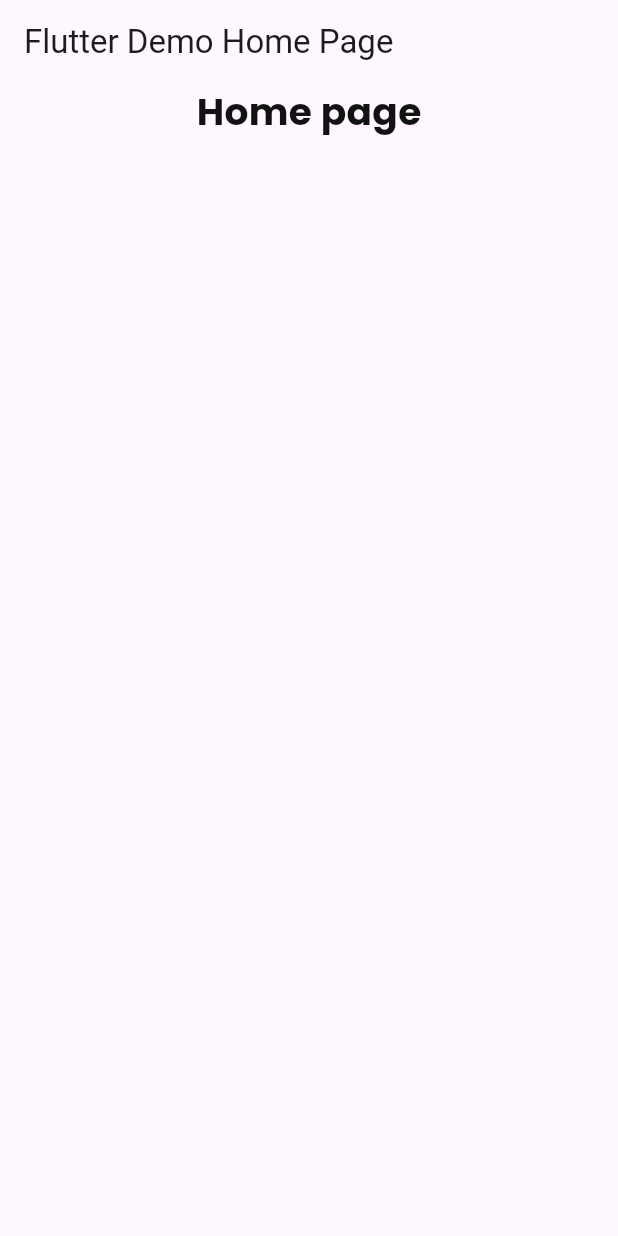
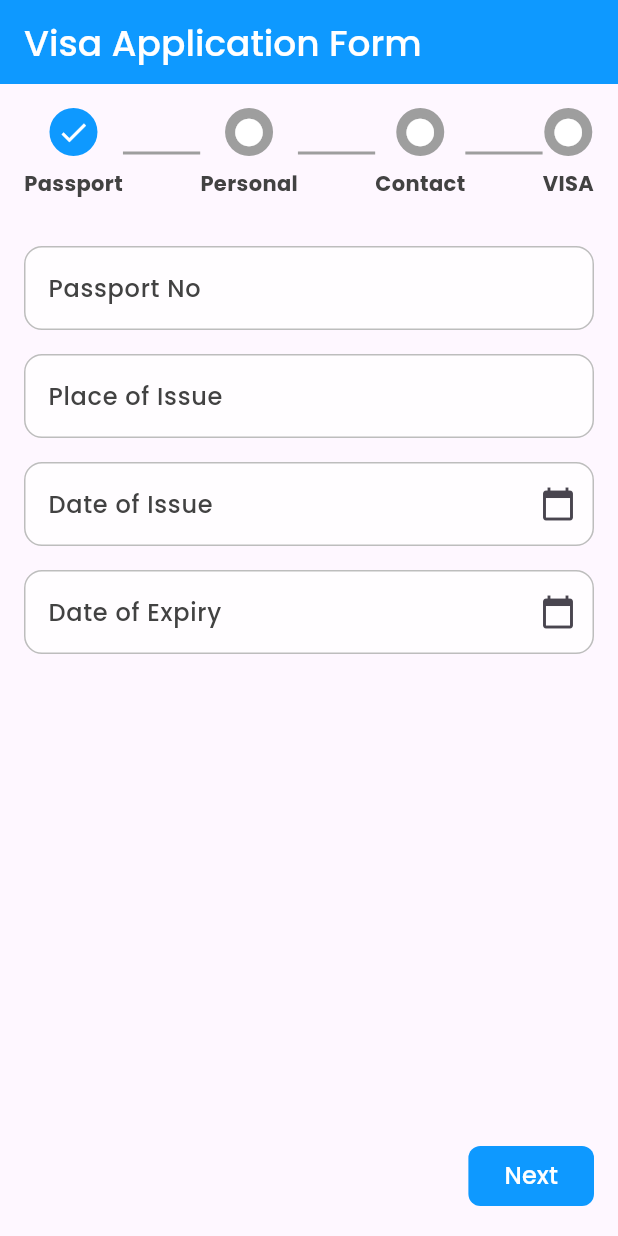
Before and after one commit to SynTec-Techtriathlon/frontend-SynTec_Travilia_VISA, a Flutter app: the screen it shows after launch, on a phone screen of 412 x 824 dp. Run offline on Flutter 3.47's test engine with Material 3 defaults, Android fonts, the phone set to English and light mode, and no system bars; our stand-ins replace google_fonts.

Commit message:
create visa form

```diff
--- a/lib/main.dart
+++ b/lib/main.dart
@@ -1,4 +1,5 @@
 import 'package:flutter/material.dart';
+import 'package:visa_app/ui/application.dart';
 import 'package:visa_app/ui/home.dart';
 
 void main() {
@@ -11,9 +12,9 @@ class MyApp extends StatelessWidget {
 
   @override
   Widget build(BuildContext context) {
-    return const MaterialApp(
+    return MaterialApp(
       title: 'Flutter Demo',
-      home: HomePage(),
+      home: MyFormPage(),
        routes: {
         // '/login': (context) => LoginScreen(),
         // '/home': (context) => HomePage(),
--- a/lib/theme.dart
+++ b/lib/theme.dart
@@ -35,8 +35,8 @@ class Themes {
 TextStyle get subHeadingStyle {
   return GoogleFonts.poppins(
       textStyle: const TextStyle(
-    color: darkGrayClr,
-    fontSize: 24,
+    color: darkHeadClr,
+    fontSize: 14,
     fontWeight: FontWeight.bold,
   ));
 }
@@ -49,3 +49,30 @@ TextStyle get headingStyle {
     fontWeight: FontWeight.bold,
   ));
 }
+
+TextStyle get appbarStyle {
+  return GoogleFonts.poppins(
+      textStyle: const TextStyle(
+    color: Colors.white,
+    fontSize: 24,
+    fontWeight: FontWeight.w500,
+  ));
+}
+
+TextStyle get hintStyle {
+  return GoogleFonts.poppins(
+      textStyle: const TextStyle(
+    color: darkHeadClr,
+    fontSize: 16,
+    fontWeight: FontWeight.w500,
+  ));
+}
+
+TextStyle get nextButtonStyle {
+  return GoogleFonts.poppins(
+      textStyle: const TextStyle(
+    color: Colors.white,
+    fontSize: 16,
+    fontWeight: FontWeight.w500,
+  ));
+}
--- /dev/null
+++ b/lib/ui/application.dart
@@ -0,0 +1,452 @@
+import 'package:flutter/material.dart';
+import 'package:visa_app/theme.dart';
+import 'package:visa_app/widget/datepicker.dart';
+import 'package:visa_app/widget/textfield.dart';
+
+class MyFormPage extends StatefulWidget {
+  MyFormPage({super.key});
+
+  @override
+  _MyFormPageState createState() => _MyFormPageState();
+}
+
+class _MyFormPageState extends State<MyFormPage>
+    with SingleTickerProviderStateMixin {
+  final TextEditingController _passportNoController = TextEditingController();
+  final TextEditingController _placeOfIssueController = TextEditingController();
+  final TextEditingController _dateOfIssueController = TextEditingController();
+  final TextEditingController _dateOfExpiryController = TextEditingController();
+
+  final TextEditingController _fullNameController = TextEditingController();
+  final TextEditingController _genderController = TextEditingController();
+  final TextEditingController _nationalityController = TextEditingController();
+  final TextEditingController _nicController = TextEditingController();
+  final TextEditingController _dobController = TextEditingController();
+  final TextEditingController _placeOfBirthController = TextEditingController();
+  final TextEditingController _occupationController = TextEditingController();
+  final TextEditingController _heightController = TextEditingController();
+
+  final TextEditingController _addressController = TextEditingController();
+  final TextEditingController _telephoneController = TextEditingController();
+  final TextEditingController _emailController = TextEditingController();
+  final TextEditingController _occupationAddressController =
+      TextEditingController();
+
+  final TextEditingController _visaTypeController = TextEditingController();
+  final TextEditingController _visaIssuedDateController =
+      TextEditingController();
+  final TextEditingController _visaValidityController = TextEditingController();
+  final TextEditingController _leavingDateController = TextEditingController();
+  final TextEditingController _lastLocationController = TextEditingController();
+  final TextEditingController _arrivalDateController = TextEditingController();
+  final TextEditingController _purposeController = TextEditingController();
+  final TextEditingController _routeController = TextEditingController();
+  final TextEditingController _travelModeController = TextEditingController();
+  final TextEditingController _moneyAmountController = TextEditingController();
+  final TextEditingController _moneyTypeController = TextEditingController();
+
+  late TabController _tabController;
+  int _currentStep = 0;
+
+  @override
+  void initState() {
+    super.initState();
+    _tabController = TabController(length: 4, vsync: this);
+  }
+
+  void _nextTab() {
+    if (_tabController.index < 3) {
+      setState(() {
+        _currentStep = _tabController.index + 1;
+      });
+      _tabController.animateTo(_tabController.index + 1);
+    }
+  }
+
+  void _previousTab() {
+    if (_tabController.index > 0) {
+      setState(() {
+        _currentStep = _tabController.index - 1;
+      });
+      _tabController.animateTo(_tabController.index - 1);
+    }
+  }
+
+  @override
+  Widget build(BuildContext context) {
+    return MaterialApp(
+        home: DefaultTabController(
+      length: 3,
+      child: Scaffold(
+        appBar: AppBar(
+          title: Text('Visa Application Form', style: appbarStyle),
+          backgroundColor: primaryClr,
+        ),
+        body: Column(
+          children: [
+            _buildTimeline(),
+            Expanded(
+              child: TabBarView(
+                controller: _tabController,
+                children: [
+                  _buildPassportDetailsTab(),
+                  _buildPersonalDetailsTab(),
+                  _buildContactDetailsTab(),
+                  _buildVisaDetailsTab(),
+                ],
+              ),
+            ),
+          ],
+        ),
+      ),
+    ));
+  }
+
+  Widget _buildTimeline() {
+    return Padding(
+      padding: const EdgeInsets.all(16.0),
+      child: Row(
+        mainAxisAlignment: MainAxisAlignment.spaceBetween,
+        children: [
+          _buildStepIndicator("Passport", 0),
+          _buildDivider(),
+          _buildStepIndicator("Personal", 1),
+          _buildDivider(),
+          _buildStepIndicator("Contact", 2),
+          _buildDivider(),
+          _buildStepIndicator("VISA", 3),
+        ],
+      ),
+    );
+  }
+
+  Widget _buildStepIndicator(String label, int stepIndex) {
+    bool isCompleted = stepIndex <= _currentStep;
+    return Column(
+      children: [
+        CircleAvatar(
+          radius: 16,
+          backgroundColor: isCompleted ? primaryClr : Colors.grey,
+          child: Icon(
+            size: 22,
+            isCompleted ? Icons.check : Icons.circle,
+            color: Colors.white,
+          ),
+        ),
+        const SizedBox(height: 8),
+        Text(
+          label,
+          style: subHeadingStyle,
+        ),
+      ],
+    );
+  }
+
+  Widget _buildDivider() {
+    return Expanded(
+      child: Divider(
+        thickness: 2,
+        color: _currentStep > 0 ? Colors.blue : Colors.grey,
+      ),
+    );
+  }
+
+  Widget _buildPassportDetailsTab() {
+    return Padding(
+      padding: const EdgeInsets.all(16.0),
+      child: Column(
+        children: [
+          CustomTextField(
+            placeholder: 'Passport No',
+            controller: _passportNoController,
+          ),
+          const SizedBox(height: 16),
+          CustomTextField(
+            placeholder: 'Place of Issue',
+            controller: _placeOfIssueController,
+          ),
+          const SizedBox(height: 16),
+          CustomDatePicker(
+            placeholder: 'Date of Issue',
+            controller: _dateOfIssueController,
+          ),
+          const SizedBox(height: 16),
+          CustomDatePicker(
+            placeholder: 'Date of Expiry',
+            controller: _dateOfExpiryController,
+          ),
+          const Spacer(),
+          Row(
+            mainAxisAlignment: MainAxisAlignment.spaceBetween,
+            children: [
+              const SizedBox(width: 100), // Placeholder for the 'Back' button
+              ElevatedButton(
+                onPressed: _nextTab,
+                style: ElevatedButton.styleFrom(
+                  backgroundColor: primaryClr,
+                  elevation: 0,
+                  shape: RoundedRectangleBorder(
+                    borderRadius: BorderRadius.circular(8),
+                    side: BorderSide.none,
+                  ),
+                ),
+                child: Text("Next", style: nextButtonStyle),
+              ),
+            ],
+          ),
+        ],
+      ),
+    );
+  }
+
+  Widget _buildPersonalDetailsTab() {
+    return Padding(
+      padding: const EdgeInsets.all(16.0),
+      child: SingleChildScrollView(
+        child: Column(
+          children: [
+            CustomTextField(
+              placeholder: 'Full Name',
+              controller: _fullNameController,
+            ),
+            const SizedBox(height: 16),
+            CustomTextField(
+              placeholder: 'Gender',
+              controller: _genderController,
+            ),
+            const SizedBox(height: 16),
+            CustomTextField(
+              placeholder: 'Nationality',
+              controller: _nationalityController,
+            ),
+            const SizedBox(height: 16),
+            CustomTextField(
+              placeholder: 'NIC',
+              controller: _nicController,
+              keyboardType: TextInputType.number,
+            ),
+            const SizedBox(height: 16),
+            CustomDatePicker(
+              placeholder: 'Date of Birth',
+              controller: _dobController,
+            ),
+            const SizedBox(height: 16),
+            CustomTextField(
+              placeholder: 'Place of Birth',
+              controller: _placeOfBirthController,
+            ),
+            const SizedBox(height: 16),
+            CustomTextField(
+              placeholder: 'Occupation',
+              controller: _occupationController,
+            ),
+            const SizedBox(height: 16),
+            CustomTextField(
+              placeholder: 'Height',
+              controller: _heightController,
+              keyboardType: TextInputType.number,
+            ),
+            const SizedBox(height: 32), // Extra space before the buttons
+            Row(
+              mainAxisAlignment: MainAxisAlignment.spaceBetween,
+              children: [
+                ElevatedButton(
+                  onPressed: _previousTab,
+                  style: ElevatedButton.styleFrom(
+                    backgroundColor: Colors.grey[300],
+                    elevation: 0,
+                    shape: RoundedRectangleBorder(
+                      borderRadius: BorderRadius.circular(8),
+                      side: BorderSide.none,
+                    ),
+                  ),
+                  child: const Text("Back"),
+                ),
+                ElevatedButton(
+                  onPressed: _nextTab,
+                  style: ElevatedButton.styleFrom(
+                    backgroundColor:
+                        Colors.blue, // Assuming 'primaryClr' is blue
+                    elevation: 0,
+                    shape: RoundedRectangleBorder(
+                      borderRadius: BorderRadius.circular(8),
+                      side: BorderSide.none,
+                    ),
+                  ),
+                  child:
+                      const Text("Next", style: TextStyle(color: Colors.white)),
+                ),
+              ],
+            ),
+          ],
+        ),
+      ),
+    );
+  }
+
+  Widget _buildContactDetailsTab() {
+    return Padding(
+      padding: const EdgeInsets.all(16.0),
+      child: Column(
+        children: [
+          CustomTextField(
+            placeholder: 'Address',
+            controller: _addressController,
+          ),
+          const SizedBox(height: 16),
+          CustomTextField(
+            placeholder: 'Telephone Number',
+            controller: _telephoneController,
+            keyboardType: TextInputType.number,
+          ),
+          const SizedBox(height: 16),
+          CustomTextField(
+            placeholder: 'Email Address',
+            controller: _emailController,
+            keyboardType: TextInputType.emailAddress,
+          ),
+          const SizedBox(height: 16),
+          CustomTextField(
+            placeholder: 'Occupation Address',
+            controller: _occupationAddressController,
+          ),
+          Spacer(),
+          Row(
+            mainAxisAlignment: MainAxisAlignment.spaceBetween,
+            children: [
+              ElevatedButton(
+                onPressed: _previousTab,
+                style: ElevatedButton.styleFrom(
+                  backgroundColor: Colors.grey[300],
+                  elevation: 0,
+                  shape: RoundedRectangleBorder(
+                    borderRadius: BorderRadius.circular(8),
+                    side: BorderSide.none,
+                  ),
+                ),
+                child: const Text("Back"),
+              ),
+              ElevatedButton(
+                onPressed: _nextTab,
+                style: ElevatedButton.styleFrom(
+                  backgroundColor: Colors.blue, // Assuming 'primaryClr' is blue
+                  elevation: 0,
+                  shape: RoundedRectangleBorder(
+                    borderRadius: BorderRadius.circular(8),
+                    side: BorderSide.none,
+                  ),
+                ),
+                child:
+                    const Text("Next", style: TextStyle(color: Colors.white)),
+              ),
+            ],
+          ),
+        ],
+      ),
+    );
+  }
+
+  Widget _buildVisaDetailsTab() {
+    return Padding(
+      padding: const EdgeInsets.all(16.0),
+      child: SingleChildScrollView(
+        // Wrap content inside SingleChildScrollView
+        child: Column(
+          crossAxisAlignment: CrossAxisAlignment.start,
+          children: [
+            CustomTextField(
+              placeholder: 'Visa Type',
+              controller: _visaTypeController,
+            ),
+            const SizedBox(height: 16),
+            CustomDatePicker(
+              placeholder: 'Visa issued date',
+              controller: _visaIssuedDateController,
+            ),
+            const SizedBox(height: 16),
+            CustomTextField(
+              placeholder: 'Visa validity period',
+              controller: _visaValidityController,
+              keyboardType: TextInputType.number,
+            ),
+            const SizedBox(height: 16),
+            CustomDatePicker(
+              placeholder: 'Leaving date',
+              controller: _leavingDateController,
+            ),
+            const SizedBox(height: 16),
+            CustomTextField(
+              placeholder: 'Last Location',
+              controller: _lastLocationController,
+            ),
+            const SizedBox(height: 16),
+            CustomDatePicker(
+              placeholder: 'Date of Arrival',
+              controller: _arrivalDateController,
+            ),
+            const SizedBox(height: 16),
+            CustomTextField(
+              placeholder: 'Purpose',
+              controller: _purposeController,
+            ),
+            const SizedBox(height: 16),
+            CustomTextField(
+              placeholder: 'Route',
+              controller: _routeController,
+            ),
+            const SizedBox(height: 16),
+            CustomTextField(
+              placeholder: 'Travel Mode',
+              controller: _travelModeController,
+            ),
+            const SizedBox(height: 16),
+            CustomTextField(
+              placeholder: 'Amount Of Money',
+              controller: _moneyAmountController,
+              keyboardType: TextInputType.number,
+            ),
+            const SizedBox(height: 16),
+            CustomTextField(
+              placeholder: 'Money Type',
+              controller: _moneyTypeController,
+            ),
+            const SizedBox(height: 32),
+            Row(
+              mainAxisAlignment: MainAxisAlignment.spaceBetween,
+              children: [
+                ElevatedButton(
+                  onPressed: _previousTab,
+                  style: ElevatedButton.styleFrom(
+                    backgroundColor: Colors.grey[300],
+                    elevation: 0,
+                    shape: RoundedRectangleBorder(
+                      borderRadius: BorderRadius.circular(8),
+                      side: BorderSide.none,
+                    ),
+                  ),
+                  child: const Text("Back"),
+                ),
+                ElevatedButton(
+                  style: ElevatedButton.styleFrom(
+                    padding: const EdgeInsets.symmetric(horizontal: 48),
+                    backgroundColor: primaryClr,
+                    elevation: 0,
+                    shape: RoundedRectangleBorder(
+                      borderRadius: BorderRadius.circular(8),
+                      side: BorderSide.none,
+                    ),
+                  ),
+                  onPressed: () {
+                    // Add submission logic here
+                    print("Form submitted");
+                  },
+                  child: Text("Submit", style: nextButtonStyle),
+                ),
+              ],
+            ),
+          ],
+        ),
+      ),
+    );
+  }
+}
--- /dev/null
+++ b/lib/widget/datepicker.dart
@@ -0,0 +1,66 @@
+import 'package:flutter/material.dart';
+import 'package:intl/intl.dart';
+
+import '../theme.dart'; // For formatting the date
+
+class CustomDatePicker extends StatefulWidget {
+  final TextEditingController controller;
+  final String placeholder;
+
+  CustomDatePicker({required this.controller, required this.placeholder});
+
+  @override
+  _CustomDatePickerState createState() => _CustomDatePickerState();
+}
+
+class _CustomDatePickerState extends State<CustomDatePicker> {
+  @override
+  Widget build(BuildContext context) {
+    return GestureDetector(
+      onTap: () async {
+        DateTime? pickedDate = await showDatePicker(
+          context: context,
+          initialDate: DateTime.now(),
+          firstDate: DateTime(1900),
+          lastDate: DateTime(2100),
+        );
+
+        if (pickedDate != null) {
+          String formattedDate = DateFormat('yyyy-MM-dd').format(pickedDate);
+          widget.controller.text = formattedDate;
+        }
+      },
+      child: AbsorbPointer(
+        child: TextField(
+          controller: widget.controller,
+          decoration: InputDecoration(
+            enabledBorder: OutlineInputBorder(
+              borderRadius: BorderRadius.circular(12),
+              borderSide: BorderSide(color: Colors.grey[400]!, width: 1),
+            ),
+            border: OutlineInputBorder(
+              borderSide: const BorderSide(
+                color: Color.fromARGB(155, 100, 100, 100),
+                width: 1,
+              ),
+              borderRadius: BorderRadius.circular(15.0),
+            ),
+            focusedBorder: OutlineInputBorder(
+              borderRadius: BorderRadius.circular(12),
+              borderSide: const BorderSide(
+                color: Color(0xff011E30),
+                width: 2,
+              ),
+            ),
+            filled: true,
+            hintStyle: hintStyle,
+            fillColor: const Color.fromRGBO(255, 255, 255, 0.702),
+            labelText: widget.placeholder,
+            labelStyle: hintStyle,
+            suffixIcon: Icon(Icons.calendar_today),
+          ),
+        ),
+      ),
+    );
+  }
+}
--- /dev/null
+++ b/lib/widget/textfield.dart
@@ -0,0 +1,63 @@
+import 'package:flutter/material.dart';
+import 'package:visa_app/theme.dart';
+
+class CustomTextField extends StatelessWidget {
+  final String placeholder;
+  final Function(String)? onChanged;
+  final TextEditingController? controller;
+  final bool? obscureText;
+  final String? errorText;
+  final Key? formKey;
+  final TextInputType? keyboardType;
+  final bool? enabled;
+
+  const CustomTextField({
+    super.key,
+    required this.placeholder,
+    this.onChanged,
+    this.controller,
+    this.obscureText,
+    this.formKey,
+    this.errorText,
+    this.enabled = true,
+    this.keyboardType = TextInputType.text,
+  });
+
+  @override
+  Widget build(BuildContext context) {
+    final ThemeData theme = Theme.of(context);
+    return TextFormField(
+      enabled: enabled!,
+      keyboardType: keyboardType,
+      obscureText: obscureText ?? false,
+      onChanged: onChanged,
+      controller: controller,
+      decoration: InputDecoration(
+        // errorText: validator?.error.toString(),
+        enabledBorder: OutlineInputBorder(
+          borderRadius: BorderRadius.circular(12),
+          borderSide: BorderSide(color: Colors.grey[400]!, width: 1),
+        ),
+        border: OutlineInputBorder(
+          borderSide: const BorderSide(
+            color: Color.fromARGB(155, 100, 100, 100),
+            width: 1,
+          ),
+          borderRadius: BorderRadius.circular(15.0),
+        ),
+        focusedBorder: OutlineInputBorder(
+          borderRadius: BorderRadius.circular(12),
+          borderSide: const BorderSide(
+            color: Color(0xff011E30),
+            width: 2,
+          ),
+        ),
+        filled: true,
+        hintText: placeholder,
+        hintStyle: hintStyle,
+        fillColor: const Color.fromRGBO(255, 255, 255, 0.702),
+        errorText: errorText != '' ? errorText : null,
+      ),
+    );
+  }
+}
--- a/pubspec.yaml
+++ b/pubspec.yaml
@@ -36,6 +36,7 @@ dependencies:
   # Use with the CupertinoIcons class for iOS style icons.
   cupertino_icons: ^1.0.6
   google_fonts: ^6.2.1
+  intl: ^0.19.0
 
 dev_dependencies:
   flutter_test:
```
Also changed, not shown: pubspec.lock.
